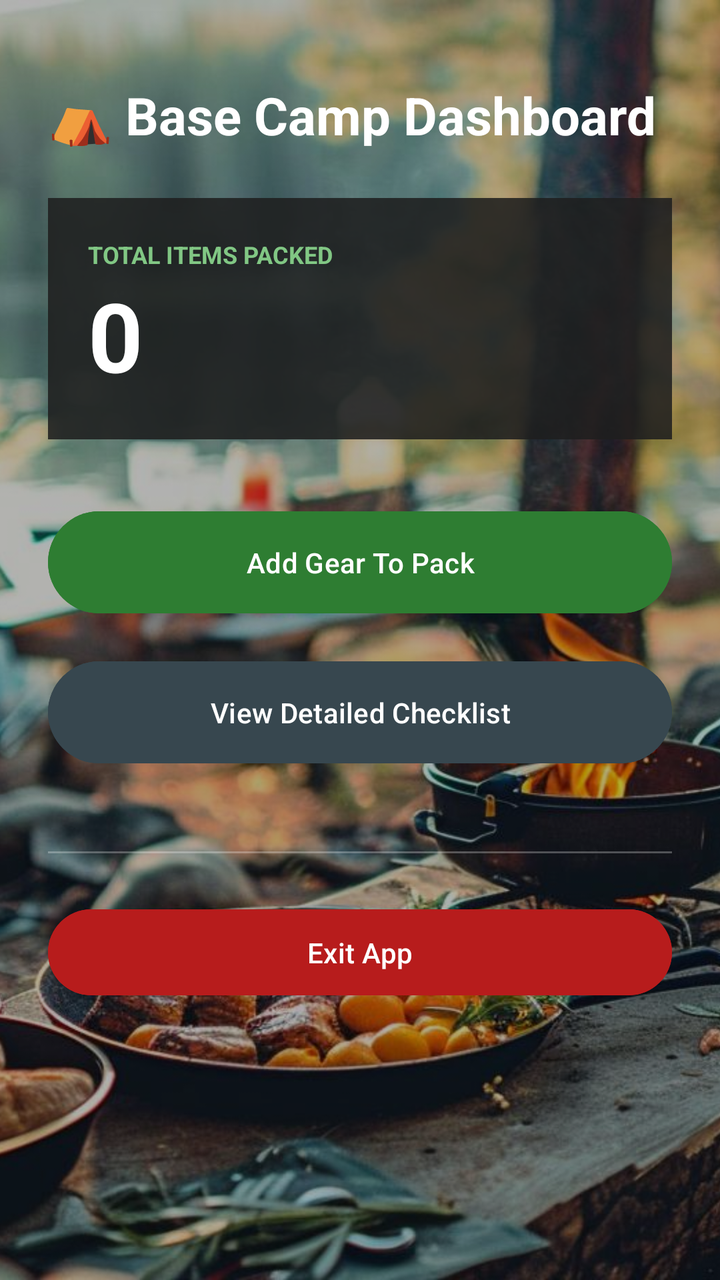
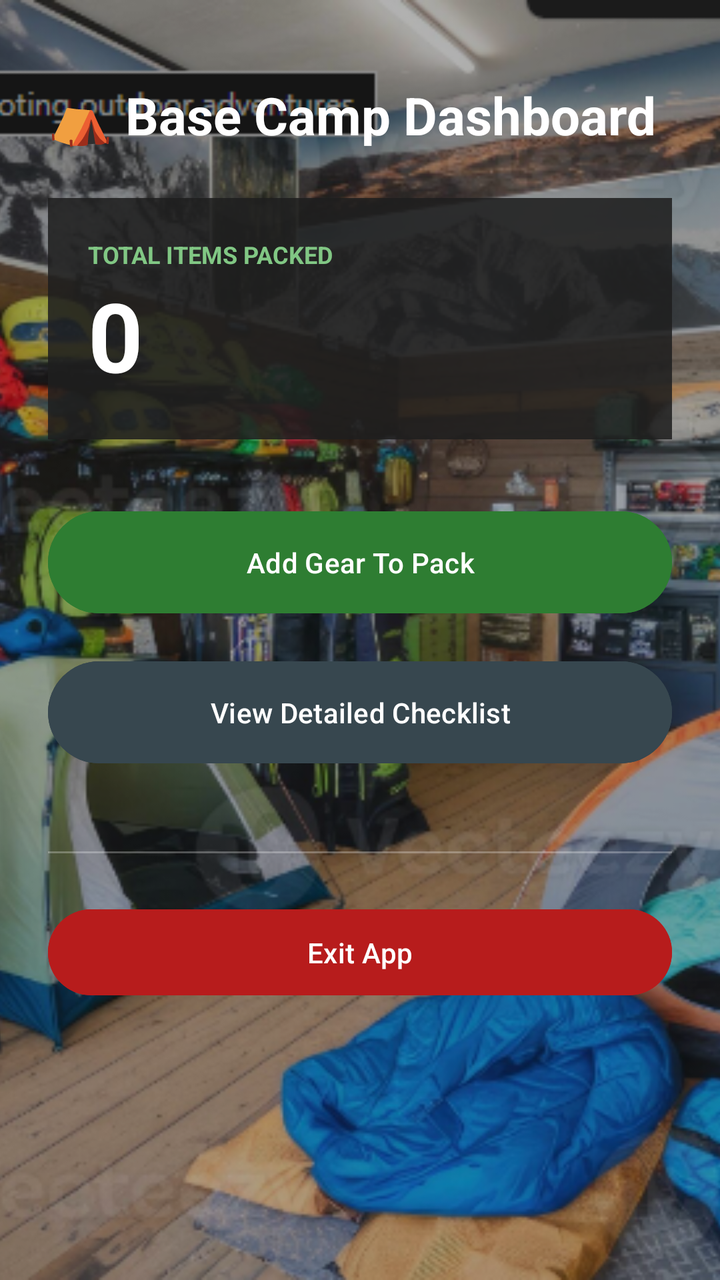

Before-and-after screenshots of an Android layout around one commit, followed by the original layout XML and the change that was made.
<!-- AndroidManifest.xml: application theme Theme.CampsiteCommander1 -->
<!-- res/layout/activity_main.xml -->
<?xml version="1.0" encoding="utf-8"?>
<FrameLayout xmlns:android="http://schemas.android.com/apk/res/android"
    android:layout_width="match_parent"
    android:layout_height="match_parent">

    
    <ImageView
        android:layout_width="match_parent"
        android:layout_height="match_parent"
        android:src="@drawable/sunset"
        android:scaleType="centerCrop" />

    
    <View
        android:layout_width="match_parent"
        android:layout_height="match_parent"
        android:background="@color/black"
        android:alpha="0.3" />

    <ScrollView
        android:layout_width="match_parent"
        android:layout_height="match_parent"
        android:fillViewport="true">

        <LinearLayout
            android:layout_width="match_parent"
            android:layout_height="wrap_content"
            android:orientation="vertical"
            android:padding="24dp">

            <TextView
                android:layout_width="wrap_content"
                android:layout_height="wrap_content"
                android:text="⛺ Base Camp Dashboard"
                android:textSize="26sp"
                android:textStyle="bold"
                android:textColor="#FFFFFF"
                android:layout_marginTop="16dp"
                android:layout_marginBottom="24dp"/>

            
            <LinearLayout
                android:layout_width="match_parent"
                android:layout_height="wrap_content"
                android:orientation="vertical"
                android:background="#DD1E1E1E"
                android:padding="20dp"
                android:layout_marginBottom="32dp">
                <TextView
                    android:layout_width="wrap_content"
                    android:layout_height="wrap_content"
                    android:text="TOTAL ITEMS PACKED"
                    android:textSize="12sp"
                    android:textColor="#81C784"
                    android:textStyle="bold"/>
                <TextView
                    android:id="@+id/tvTotalItemsCount"
                    android:layout_width="wrap_content"
                    android:layout_height="wrap_content"
                    android:text="0"
                    android:textSize="48sp"
                    android:textStyle="bold"
                    android:textColor="#FFFFFF"/>
            </LinearLayout>

            <Button
                android:id="@+id/btnLaunchAddGear"
                android:layout_width="match_parent"
                android:layout_height="wrap_content"
                android:text="Add Gear To Pack"
                android:backgroundTint="#2E7D32"
                android:textColor="#FFFFFF"
                android:padding="16dp"
                android:layout_marginBottom="16dp"/>

            <Button
                android:id="@+id/btnViewFullChecklist"
                android:layout_width="match_parent"
                android:layout_height="wrap_content"
                android:text="View Detailed Checklist"
                android:backgroundTint="#37474F"
                android:textColor="#FFFFFF"
                android:padding="16dp"
                android:layout_marginBottom="40dp"/>

            <View
                android:layout_width="match_parent"
                android:layout_height="1dp"
                android:background="#44FFFFFF"
                android:layout_marginBottom="24dp"/>

            <Button
                android:id="@+id/btnExitApplication"
                android:layout_width="match_parent"
                android:layout_height="wrap_content"
                android:text="Exit App"
                android:backgroundTint="#B71C1C"
                android:textColor="#FFFFFF"
                android:padding="12dp"/>
        </LinearLayout>
    </ScrollView>
</FrameLayout>
<!-- resources referenced by this layout -->
<resources>
  <color name="black">#FF000000</color>
  <!-- drawable sunset: jpeg bitmap (drawable, 186983 bytes) -->
  <style name="Theme.CampsiteCommander1" parent="Base.Theme.CampsiteCommander1" />
  <style name="Base.Theme.CampsiteCommander1" parent="Theme.Material3.DayNight.NoActionBar">
          
          
      </style>
</resources>

<!-- the commit's change to res/layout/activity_main.xml (unified diff, before → after) -->
@@ -7,7 +7,7 @@
     <ImageView
         android:layout_width="match_parent"
         android:layout_height="match_parent"
-        android:src="@drawable/sunset"
+        android:src="@drawable/wild"
         android:scaleType="centerCrop" />
 
     
<!-- resource entries referenced after the edit -->
@@ -1,7 +1,7 @@
 <!-- resources referenced by this layout -->
 <resources>
   <color name="black">#FF000000</color>
-  <!-- drawable sunset: jpeg bitmap (drawable, 186983 bytes) -->
+  <!-- drawable wild: png bitmap (drawable, 836665 bytes) -->
   <style name="Theme.CampsiteCommander1" parent="Base.Theme.CampsiteCommander1" />
   <style name="Base.Theme.CampsiteCommander1" parent="Theme.Material3.DayNight.NoActionBar">
           
